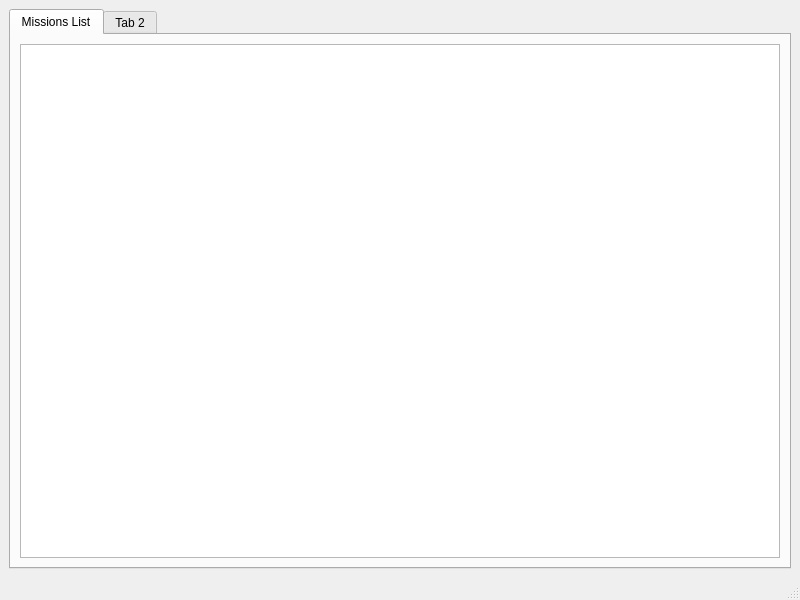
Above: src/hamyar_paygah/new_ui/main_menu.ui from MohsenHNSJ/HamyarPaygahPy before the change. Below: the same form after it.
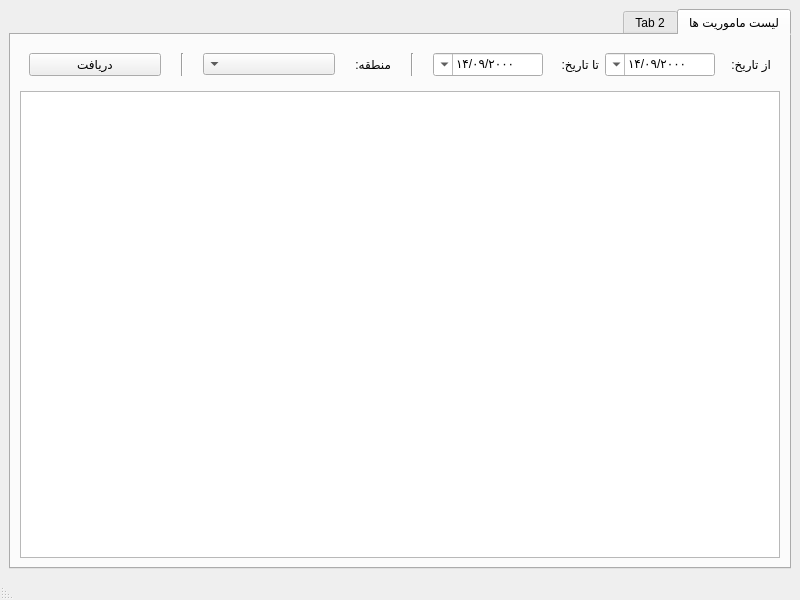
That is the form after the change.

```diff
--- a/src/hamyar_paygah/new_ui/main_menu.ui
+++ b/src/hamyar_paygah/new_ui/main_menu.ui
@@ -23,7 +23,13 @@
    <bool>false</bool>
   </property>
   <property name="windowTitle">
-   <string>Main Menu</string>
+   <string>همیار پایگاه</string>
+  </property>
+  <property name="layoutDirection">
+   <enum>Qt::LayoutDirection::RightToLeft</enum>
+  </property>
+  <property name="locale">
+   <locale language="Persian" country="Iran"/>
   </property>
   <widget class="QWidget" name="central_widget">
    <layout class="QVBoxLayout" name="vertical_layout">
@@ -40,9 +46,214 @@
         <string>Missions list tab</string>
        </property>
        <attribute name="title">
-        <string>Missions List</string>
+        <string>لیست ماموریت ها</string>
        </attribute>
        <layout class="QVBoxLayout" name="verticalLayout_2">
+        <item>
+         <widget class="QWidget" name="missions_list_search_filters" native="true">
+          <layout class="QHBoxLayout" name="horizontalLayout">
+           <item>
+            <widget class="QLabel" name="from_date_label">
+             <property name="maximumSize">
+              <size>
+               <width>50</width>
+               <height>16777215</height>
+              </size>
+             </property>
+             <property name="text">
+              <string>از تاریخ:</string>
+             </property>
+             <property name="textFormat">
+              <enum>Qt::TextFormat::PlainText</enum>
+             </property>
+             <property name="alignment">
+              <set>Qt::AlignmentFlag::AlignLeading|Qt::AlignmentFlag::AlignLeft|Qt::AlignmentFlag::AlignVCenter</set>
+             </property>
+             <property name="textInteractionFlags">
+              <set>Qt::TextInteractionFlag::NoTextInteraction</set>
+             </property>
+            </widget>
+           </item>
+           <item>
+            <widget class="QDateEdit" name="from_date_picker">
+             <property name="maximumSize">
+              <size>
+               <width>110</width>
+               <height>16777215</height>
+              </size>
+             </property>
+             <property name="wrapping">
+              <bool>false</bool>
+             </property>
+             <property name="accelerated">
+              <bool>true</bool>
+             </property>
+             <property name="correctionMode">
+              <enum>QAbstractSpinBox::CorrectionMode::CorrectToNearestValue</enum>
+             </property>
+             <property name="maximumDate">
+              <date>
+               <year>2100</year>
+               <month>12</month>
+               <day>31</day>
+              </date>
+             </property>
+             <property name="minimumDate">
+              <date>
+               <year>2000</year>
+               <month>9</month>
+               <day>14</day>
+              </date>
+             </property>
+             <property name="currentSection">
+              <enum>QDateTimeEdit::Section::DaySection</enum>
+             </property>
+             <property name="displayFormat">
+              <string>dd/MM/yyyy</string>
+             </property>
+             <property name="calendarPopup">
+              <bool>true</bool>
+             </property>
+             <property name="timeSpec">
+              <enum>Qt::TimeSpec::LocalTime</enum>
+             </property>
+            </widget>
+           </item>
+           <item>
+            <widget class="QLabel" name="to_date_label">
+             <property name="maximumSize">
+              <size>
+               <width>50</width>
+               <height>16777215</height>
+              </size>
+             </property>
+             <property name="text">
+              <string>تا تاریخ:</string>
+             </property>
+             <property name="textFormat">
+              <enum>Qt::TextFormat::PlainText</enum>
+             </property>
+             <property name="textInteractionFlags">
+              <set>Qt::TextInteractionFlag::NoTextInteraction</set>
+             </property>
+            </widget>
+           </item>
+           <item>
+            <widget class="QDateEdit" name="to_date_picker">
+             <property name="maximumSize">
+              <size>
+               <width>110</width>
+               <height>16777215</height>
+              </size>
+             </property>
+             <property name="accelerated">
+              <bool>true</bool>
+             </property>
+             <property name="correctionMode">
+              <enum>QAbstractSpinBox::CorrectionMode::CorrectToNearestValue</enum>
+             </property>
+             <property name="maximumDate">
+              <date>
+               <year>2100</year>
+               <month>12</month>
+               <day>31</day>
+              </date>
+             </property>
+             <property name="minimumDate">
+              <date>
+               <year>2000</year>
+               <month>9</month>
+               <day>14</day>
+              </date>
+             </property>
+             <property name="currentSection">
+              <enum>QDateTimeEdit::Section::DaySection</enum>
+             </property>
+             <property name="displayFormat">
+              <string>dd/MM/yyyy</string>
+             </property>
+             <property name="calendarPopup">
+              <bool>true</bool>
+             </property>
+             <property name="timeSpec">
+              <enum>Qt::TimeSpec::LocalTime</enum>
+             </property>
+            </widget>
+           </item>
+           <item>
+            <widget class="Line" name="line">
+             <property name="minimumSize">
+              <size>
+               <width>30</width>
+               <height>0</height>
+              </size>
+             </property>
+             <property name="orientation">
+              <enum>Qt::Orientation::Vertical</enum>
+             </property>
+            </widget>
+           </item>
+           <item>
+            <widget class="QLabel" name="region_label">
+             <property name="maximumSize">
+              <size>
+               <width>50</width>
+               <height>16777215</height>
+              </size>
+             </property>
+             <property name="text">
+              <string>منطقه:</string>
+             </property>
+             <property name="textFormat">
+              <enum>Qt::TextFormat::PlainText</enum>
+             </property>
+             <property name="textInteractionFlags">
+              <set>Qt::TextInteractionFlag::NoTextInteraction</set>
+             </property>
+            </widget>
+           </item>
+           <item>
+            <widget class="QComboBox" name="region_picker">
+             <property name="maximumSize">
+              <size>
+               <width>150</width>
+               <height>16777215</height>
+              </size>
+             </property>
+             <property name="placeholderText">
+              <string>عباس آباد</string>
+             </property>
+            </widget>
+           </item>
+           <item>
+            <widget class="Line" name="line_2">
+             <property name="minimumSize">
+              <size>
+               <width>30</width>
+               <height>0</height>
+              </size>
+             </property>
+             <property name="orientation">
+              <enum>Qt::Orientation::Vertical</enum>
+             </property>
+            </widget>
+           </item>
+           <item>
+            <widget class="QPushButton" name="load_button">
+             <property name="maximumSize">
+              <size>
+               <width>150</width>
+               <height>16777215</height>
+              </size>
+             </property>
+             <property name="text">
+              <string>دریافت</string>
+             </property>
+            </widget>
+           </item>
+          </layout>
+         </widget>
+        </item>
         <item>
          <widget class="QTableView" name="missions_list_table">
           <property name="sizeAdjustPolicy">
```
Left out of the diff: 3 changed lines with no effect on the pictures.
